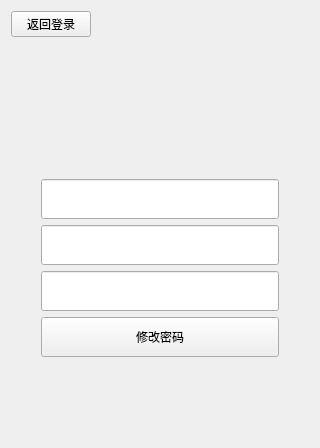
Above: Client/revisedialog.ui from Jearyhao/MyChat before the change. Below: the same form after it.
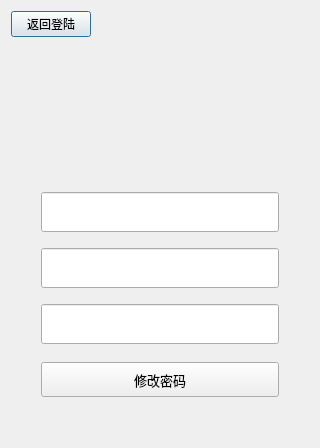
That is the form after the change.

Commit message: complete client UI and dialog skip

```diff
--- a/Client/revisedialog.ui
+++ b/Client/revisedialog.ui
@@ -1,7 +1,7 @@
 <?xml version="1.0" encoding="UTF-8"?>
 <ui version="4.0">
  <class>ReviseDialog</class>
- <widget class="QWidget" name="ReviseDialog">
+ <widget class="QDialog" name="ReviseDialog">
   <property name="geometry">
    <rect>
     <x>0</x>
@@ -37,15 +37,12 @@
      <item>
       <widget class="QPushButton" name="returnLoginButton_2">
        <property name="text">
-        <string>返回登录</string>
+        <string>返回登陆</string>
        </property>
       </widget>
      </item>
      <item>
-      <layout class="QHBoxLayout" name="horizontalLayout_4"/>
-     </item>
-     <item>
-      <spacer name="horizontalSpacer_4">
+      <spacer name="horizontalSpacer">
        <property name="orientation">
         <enum>Qt::Horizontal</enum>
        </property>
@@ -60,57 +57,25 @@
     </layout>
    </item>
    <item>
-    <spacer name="verticalSpacer_4">
+    <spacer name="verticalSpacer_2">
      <property name="orientation">
       <enum>Qt::Vertical</enum>
      </property>
+     <property name="sizeType">
+      <enum>QSizePolicy::Expanding</enum>
+     </property>
      <property name="sizeHint" stdset="0">
       <size>
        <width>20</width>
-       <height>40</height>
+       <height>80</height>
       </size>
      </property>
     </spacer>
    </item>
    <item>
-    <layout class="QGridLayout" name="gridLayout_2">
-     <item row="4" column="1">
-      <widget class="QPushButton" name="reviseButton">
-       <property name="minimumSize">
-        <size>
-         <width>0</width>
-         <height>40</height>
-        </size>
-       </property>
-       <property name="maximumSize">
-        <size>
-         <width>16777215</width>
-         <height>40</height>
-        </size>
-       </property>
-       <property name="text">
-        <string>修改密码</string>
-       </property>
-      </widget>
-     </item>
-     <item row="1" column="2">
-      <spacer name="horizontalSpacer_6">
-       <property name="orientation">
-        <enum>Qt::Horizontal</enum>
-       </property>
-       <property name="sizeType">
-        <enum>QSizePolicy::Fixed</enum>
-       </property>
-       <property name="sizeHint" stdset="0">
-        <size>
-         <width>30</width>
-         <height>20</height>
-        </size>
-       </property>
-      </spacer>
-     </item>
+    <layout class="QGridLayout" name="gridLayout">
      <item row="2" column="1">
-      <widget class="QLineEdit" name="passwordEdit_2">
+      <widget class="QLineEdit" name="passwordEdit">
        <property name="minimumSize">
         <size>
          <width>0</width>
@@ -123,29 +88,23 @@
          <height>40</height>
         </size>
        </property>
-       <property name="text">
-        <string/>
-       </property>
       </widget>
      </item>
-     <item row="1" column="1">
-      <widget class="QLineEdit" name="idEdit_2">
-       <property name="minimumSize">
-        <size>
-         <width>0</width>
-         <height>40</height>
-        </size>
+     <item row="0" column="2">
+      <spacer name="horizontalSpacer_3">
+       <property name="orientation">
+        <enum>Qt::Horizontal</enum>
        </property>
-       <property name="maximumSize">
+       <property name="sizeType">
+        <enum>QSizePolicy::Fixed</enum>
+       </property>
+       <property name="sizeHint" stdset="0">
         <size>
-         <width>16777215</width>
-         <height>40</height>
+         <width>30</width>
+         <height>20</height>
         </size>
        </property>
-       <property name="text">
-        <string/>
-       </property>
-      </widget>
+      </spacer>
      </item>
      <item row="5" column="1">
       <spacer name="verticalSpacer_3">
@@ -153,18 +112,106 @@
         <enum>Qt::Vertical</enum>
        </property>
        <property name="sizeType">
-        <enum>QSizePolicy::Minimum</enum>
+        <enum>QSizePolicy::Fixed</enum>
        </property>
        <property name="sizeHint" stdset="0">
         <size>
          <width>20</width>
-         <height>40</height>
+         <height>12</height>
         </size>
        </property>
       </spacer>
      </item>
+     <item row="6" column="1">
+      <widget class="QPushButton" name="reviseButton">
+       <property name="minimumSize">
+        <size>
+         <width>0</width>
+         <height>35</height>
+        </size>
+       </property>
+       <property name="maximumSize">
+        <size>
+         <width>16777215</width>
+         <height>35</height>
+        </size>
+       </property>
+       <property name="font">
+        <font>
+         <pointsize>10</pointsize>
+        </font>
+       </property>
+       <property name="text">
+        <string>修改密码</string>
+       </property>
+      </widget>
+     </item>
+     <item row="0" column="0">
+      <spacer name="horizontalSpacer_2">
+       <property name="orientation">
+        <enum>Qt::Horizontal</enum>
+       </property>
+       <property name="sizeType">
+        <enum>QSizePolicy::Fixed</enum>
+       </property>
+       <property name="sizeHint" stdset="0">
+        <size>
+         <width>30</width>
+         <height>20</height>
+        </size>
+       </property>
+      </spacer>
+     </item>
+     <item row="4" column="1">
+      <widget class="QLineEdit" name="confirmPasswordEdit">
+       <property name="minimumSize">
+        <size>
+         <width>0</width>
+         <height>40</height>
+        </size>
+       </property>
+       <property name="maximumSize">
+        <size>
+         <width>16777215</width>
+         <height>40</height>
+        </size>
+       </property>
+      </widget>
+     </item>
      <item row="3" column="1">
-      <widget class="QLineEdit" name="confirmPasswordEdit_2">
+      <spacer name="verticalSpacer_4">
+       <property name="orientation">
+        <enum>Qt::Vertical</enum>
+       </property>
+       <property name="sizeType">
+        <enum>QSizePolicy::Fixed</enum>
+       </property>
+       <property name="sizeHint" stdset="0">
+        <size>
+         <width>20</width>
+         <height>10</height>
+        </size>
+       </property>
+      </spacer>
+     </item>
+     <item row="7" column="1">
+      <spacer name="verticalSpacer">
+       <property name="orientation">
+        <enum>Qt::Vertical</enum>
+       </property>
+       <property name="sizeType">
+        <enum>QSizePolicy::Fixed</enum>
+       </property>
+       <property name="sizeHint" stdset="0">
+        <size>
+         <width>20</width>
+         <height>40</height>
+        </size>
+       </property>
+      </spacer>
+     </item>
+     <item row="0" column="1">
+      <widget class="QLineEdit" name="idEdit">
        <property name="minimumSize">
         <size>
          <width>0</width>
@@ -177,45 +224,26 @@
          <height>40</height>
         </size>
        </property>
-       <property name="text">
-        <string/>
-       </property>
       </widget>
      </item>
-     <item row="1" column="0">
-      <spacer name="horizontalSpacer_5">
+     <item row="1" column="1">
+      <spacer name="verticalSpacer_5">
        <property name="orientation">
-        <enum>Qt::Horizontal</enum>
+        <enum>Qt::Vertical</enum>
        </property>
        <property name="sizeType">
         <enum>QSizePolicy::Fixed</enum>
        </property>
        <property name="sizeHint" stdset="0">
         <size>
-         <width>30</width>
-         <height>20</height>
+         <width>20</width>
+         <height>10</height>
         </size>
        </property>
       </spacer>
      </item>
     </layout>
    </item>
-   <item>
-    <spacer name="verticalSpacer">
-     <property name="orientation">
-      <enum>Qt::Vertical</enum>
-     </property>
-     <property name="sizeType">
-      <enum>QSizePolicy::Fixed</enum>
-     </property>
-     <property name="sizeHint" stdset="0">
-      <size>
-       <width>20</width>
-       <height>40</height>
-      </size>
-     </property>
-    </spacer>
-   </item>
   </layout>
  </widget>
  <resources/>
```
Left out of the diff: 12 changed lines with no effect on the pictures. The commit also changes 15 other files.
